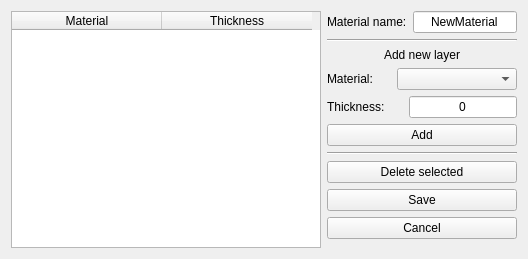
bakeryproducts/ConstructorM4, file UI/newmathetero.ui: the form before one commit.
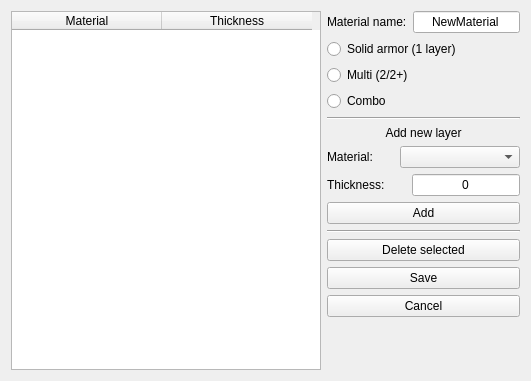
The form after the commit.

Diff of the .ui file:
```diff
--- a/UI/newmathetero.ui
+++ b/UI/newmathetero.ui
@@ -6,8 +6,8 @@
    <rect>
     <x>0</x>
     <y>0</y>
-    <width>528</width>
-    <height>259</height>
+    <width>531</width>
+    <height>381</height>
    </rect>
   </property>
   <property name="windowTitle">
@@ -72,6 +72,27 @@
        </item>
       </layout>
      </item>
+     <item>
+      <widget class="QRadioButton" name="rdb_armor1">
+       <property name="text">
+        <string>Solid armor (1 layer)</string>
+       </property>
+      </widget>
+     </item>
+     <item>
+      <widget class="QRadioButton" name="rdb_armor2">
+       <property name="text">
+        <string>Multi (2/2+)</string>
+       </property>
+      </widget>
+     </item>
+     <item>
+      <widget class="QRadioButton" name="rdb_armor3">
+       <property name="text">
+        <string>Combo </string>
+       </property>
+      </widget>
+     </item>
      <item>
       <widget class="Line" name="line_2">
        <property name="orientation">
```
